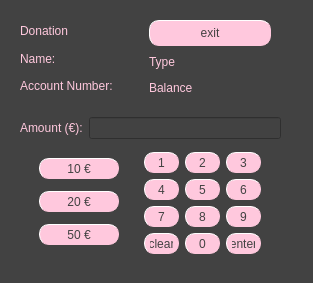
Old version of the form bankautomat/donationwindow.ui in the repository bank-2022/group11.
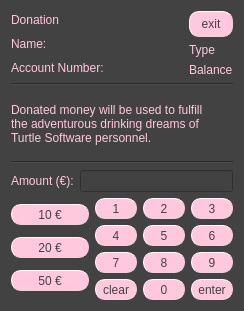
New version of the form.

Commit message: Fix donation and edit donation window

The edit to the form file:
```diff
--- a/bankautomat/donationwindow.ui
+++ b/bankautomat/donationwindow.ui
@@ -6,8 +6,8 @@
    <rect>
     <x>0</x>
     <y>0</y>
-    <width>313</width>
-    <height>283</height>
+    <width>244</width>
+    <height>311</height>
    </rect>
   </property>
   <property name="windowTitle">
@@ -16,18 +16,141 @@
   <property name="styleSheet">
    <string notr="true">background-color:rgb(66, 66, 66);</string>
   </property>
-  <widget class="QWidget" name="layoutWidget">
-   <property name="geometry">
-    <rect>
-     <x>20</x>
-     <y>110</y>
-     <width>261</width>
-     <height>151</height>
-    </rect>
-   </property>
+  <layout class="QVBoxLayout" name="verticalLayout_6">
+   <item>
+    <layout class="QVBoxLayout" name="verticalLayout_5">
+     <item>
+      <layout class="QHBoxLayout" name="horizontalLayout_3">
+       <item>
    <layout class="QVBoxLayout" name="verticalLayout_4">
     <item>
-     <layout class="QHBoxLayout" name="horizontalLayout">
+          <widget class="QLabel" name="headerLabel">
+           <property name="styleSheet">
+            <string notr="true">color: rgb(255, 200, 221);
+font: 63 10pt &quot;Lato Semibold&quot;;</string>
+           </property>
+           <property name="text">
+            <string>Donation</string>
+           </property>
+          </widget>
+         </item>
+         <item>
+          <widget class="QLabel" name="nameLabel">
+           <property name="styleSheet">
+            <string notr="true">color: rgb(255, 200, 221);
+font: 63 10pt &quot;Lato Semibold&quot;;</string>
+           </property>
+           <property name="text">
+            <string>Name:</string>
+           </property>
+          </widget>
+         </item>
+         <item>
+          <widget class="QLabel" name="accountNumberLabel">
+           <property name="styleSheet">
+            <string notr="true">color: rgb(255, 200, 221);
+font: 63 10pt &quot;Lato Semibold&quot;;</string>
+           </property>
+           <property name="text">
+            <string>Account Number:</string>
+           </property>
+          </widget>
+         </item>
+        </layout>
+       </item>
+       <item>
+        <spacer name="horizontalSpacer">
+         <property name="orientation">
+          <enum>Qt::Horizontal</enum>
+         </property>
+         <property name="sizeHint" stdset="0">
+          <size>
+           <width>40</width>
+           <height>20</height>
+          </size>
+         </property>
+        </spacer>
+       </item>
+       <item>
+        <layout class="QVBoxLayout" name="verticalLayout_3">
+         <item>
+          <widget class="QPushButton" name="exitButton">
+           <property name="cursor">
+            <cursorShape>PointingHandCursor</cursorShape>
+           </property>
+           <property name="styleSheet">
+            <string notr="true">font: 63 9pt &quot;Lato Semibold&quot;;
+color: rgb(66, 66, 66);
+background-color:rgb(255, 200, 221);
+border-style: outset;
+border-width: 1px;
+border-radius: 10px;
+border-color:rgb(255, 200, 221);
+min-width: 4em;
+padding: 5px;</string>
+           </property>
+           <property name="text">
+            <string>exit</string>
+           </property>
+          </widget>
+         </item>
+         <item>
+          <widget class="QLabel" name="typeLabel">
+           <property name="styleSheet">
+            <string notr="true">color: rgb(255, 200, 221);
+font: 63 10pt &quot;Lato Semibold&quot;;</string>
+           </property>
+           <property name="text">
+            <string>Type</string>
+           </property>
+          </widget>
+         </item>
+         <item>
+          <widget class="QLabel" name="balanceLabel">
+           <property name="styleSheet">
+            <string notr="true">color: rgb(255, 200, 221);
+font: 63 10pt &quot;Lato Semibold&quot;;</string>
+           </property>
+           <property name="text">
+            <string>Balance</string>
+           </property>
+          </widget>
+         </item>
+        </layout>
+       </item>
+      </layout>
+     </item>
+     <item>
+      <widget class="Line" name="line">
+       <property name="orientation">
+        <enum>Qt::Horizontal</enum>
+       </property>
+      </widget>
+     </item>
+     <item>
+      <widget class="QLabel" name="charityInfoLabel">
+       <property name="styleSheet">
+        <string notr="true">color: rgb(255, 200, 221);
+font: 63 10pt &quot;Lato Semibold&quot;;</string>
+       </property>
+       <property name="text">
+        <string>Donated money will be used to fulfill 
+the adventurous drinking dreams of 
+Turtle Software personnel.</string>
+       </property>
+      </widget>
+     </item>
+     <item>
+      <widget class="Line" name="line_2">
+       <property name="orientation">
+        <enum>Qt::Horizontal</enum>
+       </property>
+      </widget>
+     </item>
+     <item>
+      <layout class="QVBoxLayout" name="verticalLayout_2">
+       <item>
+        <layout class="QHBoxLayout" name="horizontalLayout_2">
       <item>
        <widget class="QLabel" name="label">
         <property name="styleSheet">
@@ -50,7 +173,7 @@
      </layout>
     </item>
     <item>
-     <layout class="QHBoxLayout" name="horizontalLayout_2">
+        <layout class="QHBoxLayout" name="horizontalLayout">
       <item>
        <layout class="QVBoxLayout" name="verticalLayout">
         <item>
@@ -160,7 +283,7 @@
          <widget class="QPushButton" name="oneButton">
           <property name="minimumSize">
            <size>
-            <width>27</width>
+               <width>42</width>
             <height>21</height>
            </size>
           </property>
@@ -193,7 +316,7 @@
          <widget class="QPushButton" name="twoButton">
           <property name="minimumSize">
            <size>
-            <width>27</width>
+               <width>42</width>
             <height>21</height>
            </size>
           </property>
@@ -226,7 +349,7 @@
          <widget class="QPushButton" name="threeButton">
           <property name="minimumSize">
            <size>
-            <width>27</width>
+               <width>42</width>
             <height>21</height>
            </size>
           </property>
@@ -259,7 +382,7 @@
          <widget class="QPushButton" name="fourButton">
           <property name="minimumSize">
            <size>
-            <width>27</width>
+               <width>42</width>
             <height>21</height>
            </size>
           </property>
@@ -292,7 +415,7 @@
          <widget class="QPushButton" name="fiveButton">
           <property name="minimumSize">
            <size>
-            <width>27</width>
+               <width>42</width>
             <height>21</height>
            </size>
           </property>
@@ -325,7 +448,7 @@
          <widget class="QPushButton" name="sixButton">
           <property name="minimumSize">
            <size>
-            <width>27</width>
+               <width>42</width>
             <height>21</height>
            </size>
           </property>
@@ -358,7 +481,7 @@
          <widget class="QPushButton" name="sevenButton">
           <property name="minimumSize">
            <size>
-            <width>27</width>
+               <width>42</width>
             <height>21</height>
            </size>
           </property>
@@ -391,7 +514,7 @@
          <widget class="QPushButton" name="eightButton">
           <property name="minimumSize">
            <size>
-            <width>27</width>
+               <width>42</width>
             <height>21</height>
            </size>
           </property>
@@ -424,7 +547,7 @@
          <widget class="QPushButton" name="nineButton">
           <property name="minimumSize">
            <size>
-            <width>27</width>
+               <width>42</width>
             <height>21</height>
            </size>
           </property>
@@ -457,7 +580,7 @@
          <widget class="QPushButton" name="cancelButton">
           <property name="minimumSize">
            <size>
-            <width>27</width>
+               <width>42</width>
             <height>21</height>
            </size>
           </property>
@@ -490,7 +613,7 @@
          <widget class="QPushButton" name="zeroButton">
           <property name="minimumSize">
            <size>
-            <width>27</width>
+               <width>42</width>
             <height>21</height>
            </size>
           </property>
@@ -523,7 +646,7 @@
          <widget class="QPushButton" name="enterButton">
           <property name="minimumSize">
            <size>
-            <width>27</width>
+               <width>42</width>
             <height>21</height>
            </size>
           </property>
@@ -557,107 +680,10 @@
      </layout>
     </item>
    </layout>
-  </widget>
-  <widget class="QWidget" name="layoutWidget">
-   <property name="geometry">
-    <rect>
-     <x>20</x>
-     <y>20</y>
-     <width>251</width>
-     <height>77</height>
-    </rect>
-   </property>
-   <layout class="QHBoxLayout" name="horizontalLayout_3">
-    <item>
-     <layout class="QVBoxLayout" name="verticalLayout_3">
-      <item>
-       <widget class="QLabel" name="headerLabel">
-        <property name="styleSheet">
-         <string notr="true">color: rgb(255, 200, 221);
-font: 63 10pt &quot;Lato Semibold&quot;;</string>
-        </property>
-        <property name="text">
-         <string>Donation</string>
-        </property>
-       </widget>
-      </item>
-      <item>
-       <widget class="QLabel" name="nameLabel">
-        <property name="styleSheet">
-         <string notr="true">color: rgb(255, 200, 221);
-font: 63 10pt &quot;Lato Semibold&quot;;</string>
-        </property>
-        <property name="text">
-         <string>Name:</string>
-        </property>
-       </widget>
-      </item>
-      <item>
-       <widget class="QLabel" name="accountNumberLabel">
-        <property name="styleSheet">
-         <string notr="true">color: rgb(255, 200, 221);
-font: 63 10pt &quot;Lato Semibold&quot;;</string>
-        </property>
-        <property name="text">
-         <string>Account Number:</string>
-        </property>
-       </widget>
-      </item>
-     </layout>
-    </item>
-    <item>
-     <layout class="QVBoxLayout" name="verticalLayout_5">
-      <item>
-       <layout class="QVBoxLayout" name="verticalLayout_2">
-        <item>
-         <widget class="QPushButton" name="exitButton">
-          <property name="cursor">
-           <cursorShape>PointingHandCursor</cursorShape>
-          </property>
-          <property name="styleSheet">
-           <string notr="true">font: 63 9pt &quot;Lato Semibold&quot;;
-color: rgb(66, 66, 66);
-background-color:rgb(255, 200, 221);
-border-style: outset;
-border-width: 1px;
-border-radius: 10px;
-border-color:rgb(255, 200, 221);
-min-width: 4em;
-padding: 5px;</string>
-          </property>
-          <property name="text">
-           <string>exit</string>
-          </property>
-         </widget>
-        </item>
-        <item>
-         <widget class="QLabel" name="typeLabel">
-          <property name="styleSheet">
-           <string notr="true">color: rgb(255, 200, 221);
-font: 63 10pt &quot;Lato Semibold&quot;;</string>
-          </property>
-          <property name="text">
-           <string>Type</string>
-          </property>
-         </widget>
-        </item>
-        <item>
-         <widget class="QLabel" name="balanceLabel">
-          <property name="styleSheet">
-           <string notr="true">color: rgb(255, 200, 221);
-font: 63 10pt &quot;Lato Semibold&quot;;</string>
-          </property>
-          <property name="text">
-           <string>Balance</string>
-          </property>
-         </widget>
-        </item>
-       </layout>
-      </item>
-     </layout>
-    </item>
-   </layout>
-  </widget>
+     </item>
+    </layout>
+   </item>
+  </layout>
  </widget>
  <resources/>
  <connections/>
```
Left out of the diff: 24 changed lines with no effect on the pictures. Lines whose indentation alone changed are shown as unchanged. The commit also changes 1 other file.
